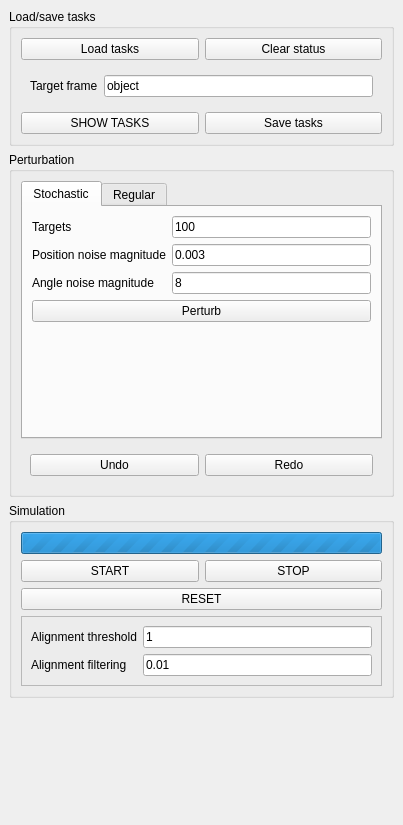
Above: src/plugins/alignment_experiment/alignment_experiment.ui from dagothar/gripperz before the change. Below: the same form after it.
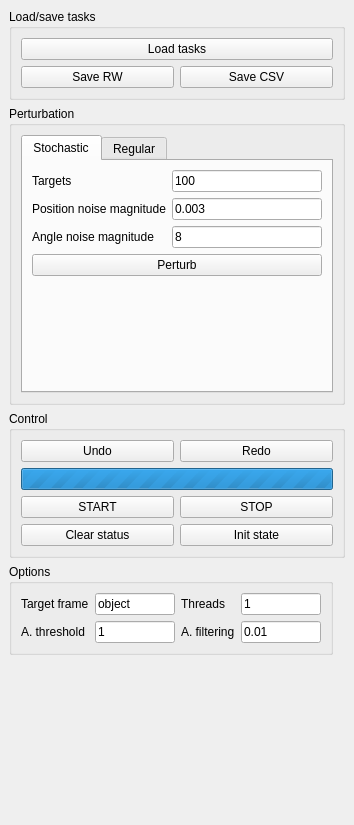
That is the form after the change.

Commit message: rearranged plugin buttons; showTasks() now called automatically every 10s

Patch:
```diff
--- a/src/plugins/alignment_experiment/alignment_experiment.ui
+++ b/src/plugins/alignment_experiment/alignment_experiment.ui
@@ -6,7 +6,7 @@
    <rect>
     <x>0</x>
     <y>0</y>
-    <width>403</width>
+    <width>354</width>
     <height>825</height>
    </rect>
   </property>
@@ -15,89 +15,6 @@
   </property>
   <widget class="QWidget" name="dockWidgetContents">
    <layout class="QGridLayout" name="gridLayout">
-    <item row="7" column="0" colspan="3">
-     <widget class="QGroupBox" name="groupBox_2">
-      <property name="title">
-       <string>Simulation</string>
-      </property>
-      <layout class="QGridLayout" name="gridLayout_3">
-       <item row="3" column="0" colspan="2">
-        <widget class="QPushButton" name="resetButton">
-         <property name="text">
-          <string>RESET</string>
-         </property>
-        </widget>
-       </item>
-       <item row="2" column="0">
-        <widget class="QPushButton" name="startButton">
-         <property name="text">
-          <string>START</string>
-         </property>
-        </widget>
-       </item>
-       <item row="2" column="1">
-        <widget class="QPushButton" name="stopButton">
-         <property name="text">
-          <string>STOP</string>
-         </property>
-        </widget>
-       </item>
-       <item row="0" column="0" colspan="2">
-        <widget class="QProgressBar" name="progressBar">
-         <property name="maximum">
-          <number>0</number>
-         </property>
-         <property name="value">
-          <number>0</number>
-         </property>
-         <property name="format">
-          <string>%v of %m</string>
-         </property>
-        </widget>
-       </item>
-       <item row="4" column="0" colspan="2">
-        <widget class="QFrame" name="frame">
-         <property name="frameShape">
-          <enum>QFrame::StyledPanel</enum>
-         </property>
-         <property name="frameShadow">
-          <enum>QFrame::Raised</enum>
-         </property>
-         <layout class="QGridLayout" name="gridLayout_6">
-          <item row="0" column="1">
-           <widget class="QLineEdit" name="thresholdLineEdit">
-            <property name="text">
-             <string>1</string>
-            </property>
-           </widget>
-          </item>
-          <item row="0" column="0">
-           <widget class="QLabel" name="label_5">
-            <property name="text">
-             <string>Alignment threshold</string>
-            </property>
-           </widget>
-          </item>
-          <item row="1" column="0">
-           <widget class="QLabel" name="label_6">
-            <property name="text">
-             <string>Alignment filtering</string>
-            </property>
-           </widget>
-          </item>
-          <item row="1" column="1">
-           <widget class="QLineEdit" name="filteringLineEdit">
-            <property name="text">
-             <string>0.01</string>
-            </property>
-           </widget>
-          </item>
-         </layout>
-        </widget>
-       </item>
-      </layout>
-     </widget>
-    </item>
     <item row="11" column="0" colspan="3">
      <spacer name="verticalSpacer_4">
       <property name="orientation">
@@ -127,6 +44,9 @@
            <string>Stochastic</string>
           </attribute>
           <layout class="QFormLayout" name="formLayout">
+           <property name="fieldGrowthPolicy">
+            <enum>QFormLayout::AllNonFixedFieldsGrow</enum>
+           </property>
            <item row="0" column="0">
             <widget class="QLabel" name="label_2">
              <property name="text">
@@ -176,19 +96,6 @@
              </property>
             </widget>
            </item>
-           <item row="4" column="0" colspan="2">
-            <spacer name="verticalSpacer">
-             <property name="orientation">
-              <enum>Qt::Vertical</enum>
-             </property>
-             <property name="sizeHint" stdset="0">
-              <size>
-               <width>20</width>
-               <height>40</height>
-              </size>
-             </property>
-            </spacer>
-           </item>
           </layout>
          </widget>
          <widget class="QWidget" name="tab_2">
@@ -405,26 +312,6 @@
          </widget>
         </widget>
        </item>
-       <item row="3" column="0">
-        <widget class="QWidget" name="widget_2" native="true">
-         <layout class="QGridLayout" name="gridLayout_8">
-          <item row="0" column="0">
-           <widget class="QPushButton" name="undoButton">
-            <property name="text">
-             <string>Undo</string>
-            </property>
-           </widget>
-          </item>
-          <item row="0" column="1">
-           <widget class="QPushButton" name="redoButton">
-            <property name="text">
-             <string>Redo</string>
-            </property>
-           </widget>
-          </item>
-         </layout>
-        </widget>
-       </item>
       </layout>
      </widget>
     </item>
@@ -435,47 +322,84 @@
       </property>
       <layout class="QGridLayout" name="gridLayout_2">
        <item row="3" column="1" colspan="2">
-        <widget class="QWidget" name="widget" native="true">
-         <layout class="QGridLayout" name="gridLayout_4">
-          <item row="1" column="0">
-           <widget class="QLabel" name="label">
-            <property name="text">
-             <string>Target frame</string>
-            </property>
-           </widget>
-          </item>
-          <item row="1" column="1">
-           <widget class="QLineEdit" name="targetEdit">
-            <property name="text">
-             <string>object</string>
-            </property>
-           </widget>
-          </item>
-         </layout>
-        </widget>
-       </item>
-       <item row="1" column="1">
         <widget class="QPushButton" name="loadButton">
          <property name="text">
           <string>Load tasks</string>
          </property>
         </widget>
        </item>
+       <item row="4" column="1">
+        <widget class="QPushButton" name="saveRWButton">
+         <property name="text">
+          <string>Save RW</string>
+         </property>
+        </widget>
+       </item>
+       <item row="4" column="2">
+        <widget class="QPushButton" name="saveCSVButton">
+         <property name="text">
+          <string>Save CSV</string>
+         </property>
+        </widget>
+       </item>
+      </layout>
+     </widget>
+    </item>
+    <item row="7" column="0" colspan="3">
+     <widget class="QGroupBox" name="groupBox_2">
+      <property name="title">
+       <string>Control</string>
+      </property>
+      <layout class="QGridLayout" name="gridLayout_3">
+       <item row="3" column="0">
+        <widget class="QPushButton" name="startButton">
+         <property name="text">
+          <string>START</string>
+         </property>
+        </widget>
+       </item>
+       <item row="3" column="1">
+        <widget class="QPushButton" name="stopButton">
+         <property name="text">
+          <string>STOP</string>
+         </property>
+        </widget>
+       </item>
+       <item row="1" column="0" colspan="2">
+        <widget class="QProgressBar" name="progressBar">
+         <property name="maximum">
+          <number>0</number>
+         </property>
+         <property name="value">
+          <number>0</number>
+         </property>
+         <property name="format">
+          <string>%v of %m</string>
+         </property>
+        </widget>
+       </item>
+       <item row="0" column="0">
+        <widget class="QPushButton" name="undoButton">
+         <property name="text">
+          <string>Undo</string>
+         </property>
+        </widget>
+       </item>
+       <item row="0" column="1">
+        <widget class="QPushButton" name="redoButton">
+         <property name="text">
+          <string>Redo</string>
+         </property>
+        </widget>
+       </item>
        <item row="5" column="1">
-        <widget class="QPushButton" name="showButton">
+        <widget class="QPushButton" name="resetButton">
          <property name="text">
-          <string>SHOW TASKS</string>
+          <string>Init state</string>
          </property>
         </widget>
        </item>
-       <item row="5" column="2">
-        <widget class="QPushButton" name="saveButton">
-         <property name="text">
-          <string>Save tasks</string>
-         </property>
-        </widget>
-       </item>
-       <item row="1" column="2">
+       <item row="5" column="0">
         <widget class="QPushButton" name="clearButton">
          <property name="text">
           <string>Clear status</string>
@@ -485,6 +409,71 @@
       </layout>
      </widget>
     </item>
+    <item row="8" column="0">
+     <widget class="QGroupBox" name="groupBox_4">
+      <property name="title">
+       <string>Options</string>
+      </property>
+      <layout class="QGridLayout" name="gridLayout_8">
+       <item row="1" column="1">
+        <widget class="QLineEdit" name="thresholdLineEdit">
+         <property name="text">
+          <string>1</string>
+         </property>
+        </widget>
+       </item>
+       <item row="0" column="1">
+        <widget class="QLineEdit" name="targetEdit">
+         <property name="text">
+          <string>object</string>
+         </property>
+        </widget>
+       </item>
+       <item row="1" column="0">
+        <widget class="QLabel" name="label_5">
+         <property name="text">
+          <string>A. threshold</string>
+         </property>
+        </widget>
+       </item>
+       <item row="0" column="0">
+        <widget class="QLabel" name="label">
+         <property name="text">
+          <string>Target frame</string>
+         </property>
+        </widget>
+       </item>
+       <item row="0" column="2">
+        <widget class="QLabel" name="label_16">
+         <property name="text">
+          <string>Threads</string>
+         </property>
+        </widget>
+       </item>
+       <item row="0" column="3">
+        <widget class="QLineEdit" name="threadsEdit">
+         <property name="text">
+          <string>1</string>
+         </property>
+        </widget>
+       </item>
+       <item row="1" column="2">
+        <widget class="QLabel" name="label_6">
+         <property name="text">
+          <string>A. filtering</string>
+         </property>
+        </widget>
+       </item>
+       <item row="1" column="3">
+        <widget class="QLineEdit" name="filteringLineEdit">
+         <property name="text">
+          <string>0.01</string>
+         </property>
+        </widget>
+       </item>
+      </layout>
+     </widget>
+    </item>
    </layout>
   </widget>
  </widget>
```
The commit also changes 2 other files.
